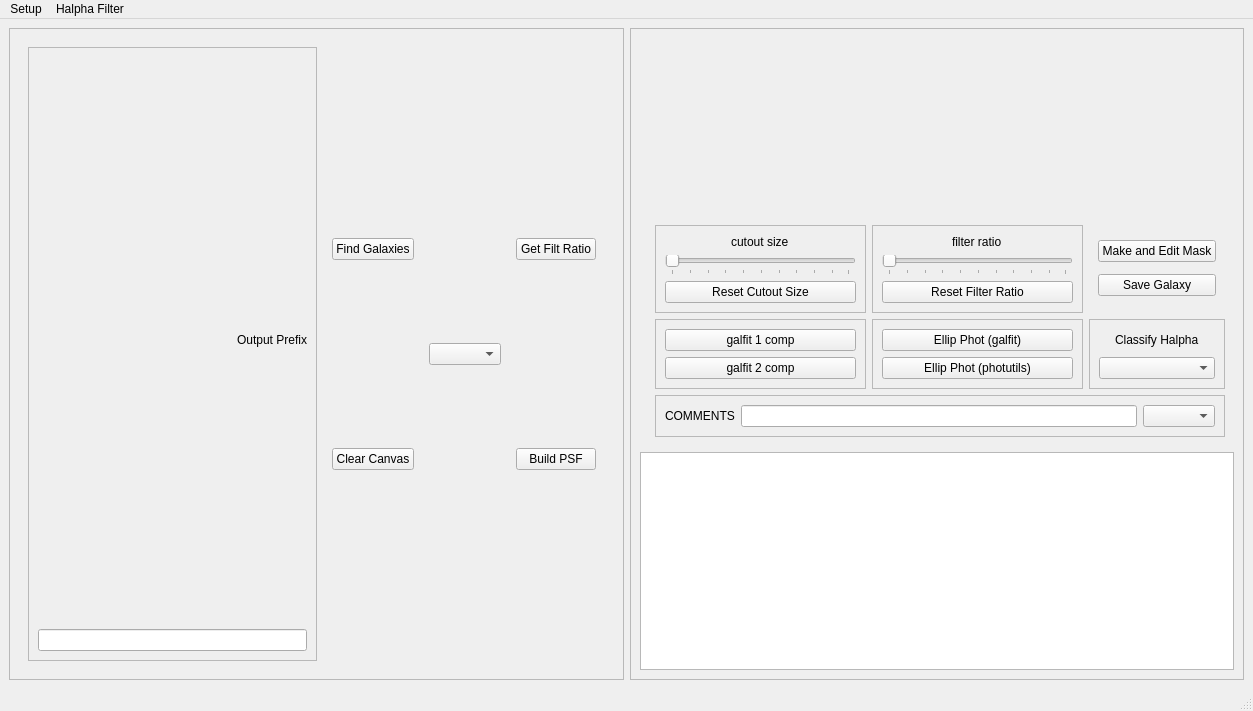
Old version of the form testing/halphav4.ui in the repository rfinn/halphagui.
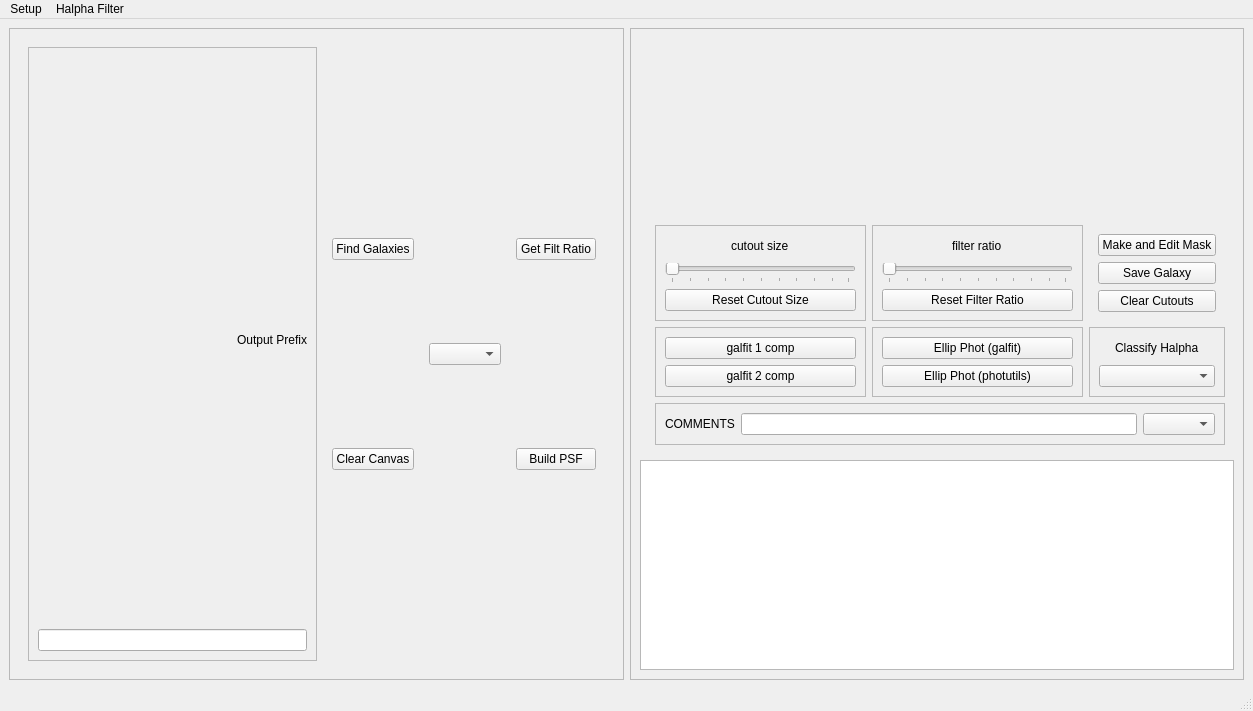
New version of the form.

```diff
--- a/testing/halphav4.ui
+++ b/testing/halphav4.ui
@@ -223,6 +223,13 @@
                </property>
               </widget>
              </item>
+             <item>
+              <widget class="QPushButton" name="clearCutoutsButton">
+               <property name="text">
+                <string>Clear Cutouts</string>
+               </property>
+              </widget>
+             </item>
             </layout>
            </widget>
           </item>
```
